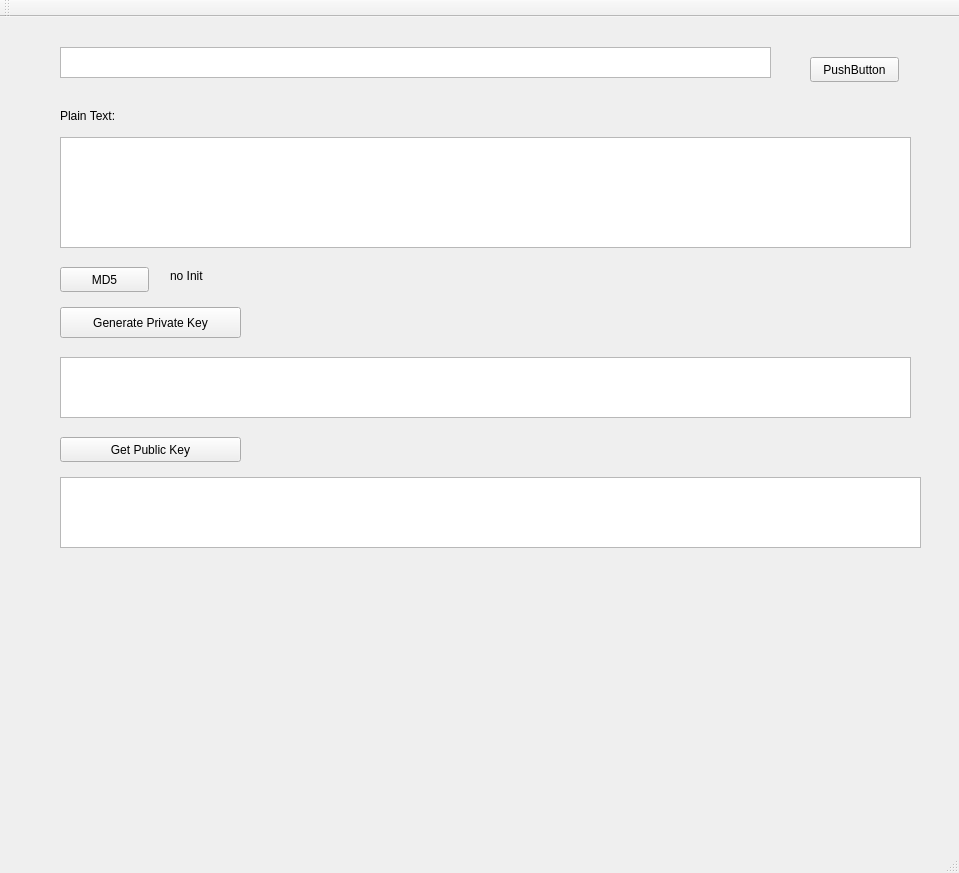
Qt form open-ssl/my-crypto/mainwindow.ui (areshta/cpp-edu) before a commit.
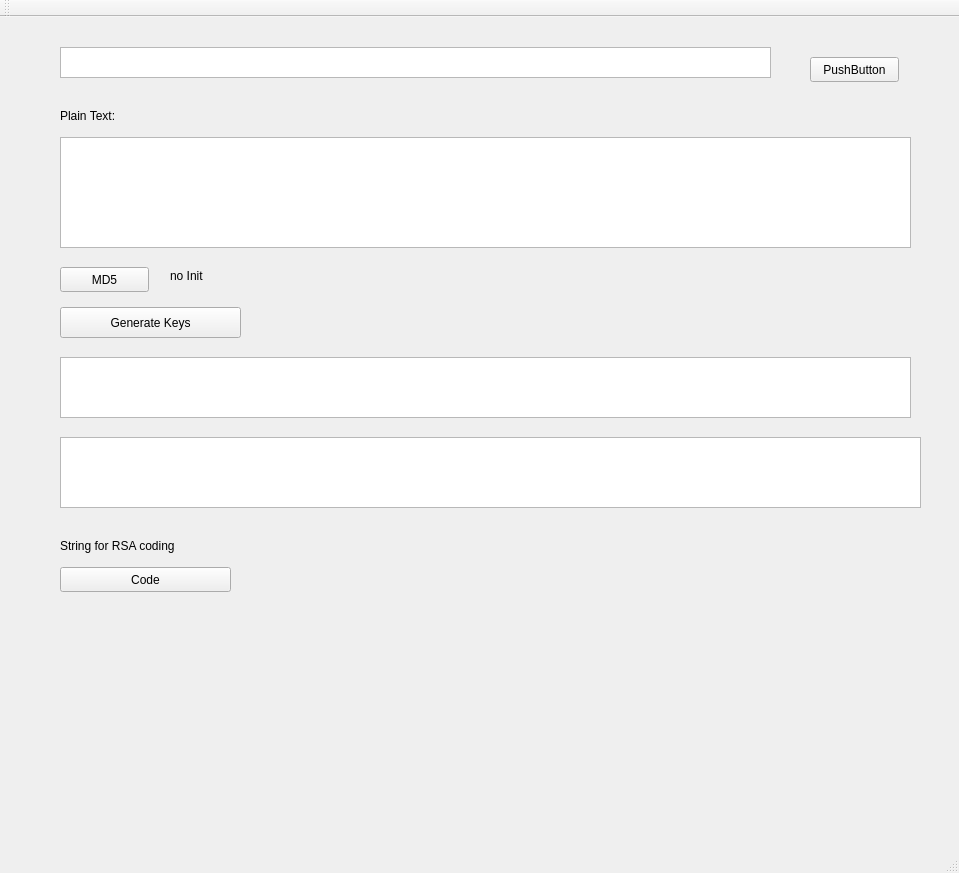
The same form after that commit.

Commit message: RSA coding draft

```diff
--- a/open-ssl/my-crypto/mainwindow.ui
+++ b/open-ssl/my-crypto/mainwindow.ui
@@ -78,7 +78,7 @@
      </rect>
     </property>
     <property name="text">
-     <string>Generate Private Key</string>
+     <string>Generate Keys</string>
     </property>
    </widget>
    <widget class="QTextBrowser" name="publickKeyBrowser">
@@ -117,29 +117,42 @@
      <string>no Init</string>
     </property>
    </widget>
-   <widget class="QPushButton" name="pushButton_getPublicKey">
-    <property name="geometry">
-     <rect>
-      <x>60</x>
-      <y>420</y>
-      <width>181</width>
-      <height>25</height>
-     </rect>
-    </property>
-    <property name="text">
-     <string>Get Public Key</string>
-    </property>
-   </widget>
    <widget class="QTextBrowser" name="textBrowser_PublicKey">
     <property name="geometry">
      <rect>
       <x>60</x>
-      <y>460</y>
+      <y>420</y>
       <width>861</width>
       <height>71</height>
      </rect>
     </property>
    </widget>
+   <widget class="QPushButton" name="pushButton_Code">
+    <property name="geometry">
+     <rect>
+      <x>60</x>
+      <y>550</y>
+      <width>171</width>
+      <height>25</height>
+     </rect>
+    </property>
+    <property name="text">
+     <string>Code</string>
+    </property>
+   </widget>
+   <widget class="QLabel" name="label_CodingStr">
+    <property name="geometry">
+     <rect>
+      <x>60</x>
+      <y>520</y>
+      <width>171</width>
+      <height>17</height>
+     </rect>
+    </property>
+    <property name="text">
+     <string>String for RSA coding</string>
+    </property>
+   </widget>
   </widget>
   <widget class="QMenuBar" name="menuBar">
    <property name="geometry">
```
Left out of the diff: 2 changed lines with no effect on the pictures. The commit also changes 3 other files.
